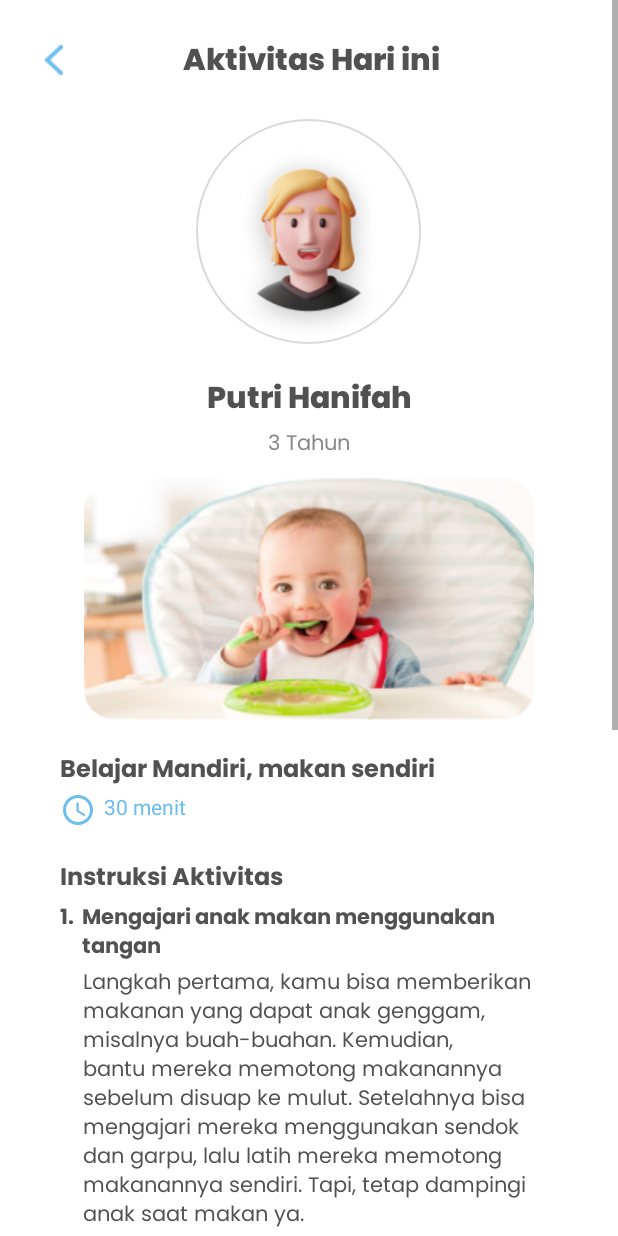
After one commit to haezelnut/aloparent, an Android app: the layout aktivitas_hari_ini.xml on its own in the app's theme, with its tools: preview values and no code run, on a phone screen of 412 x 824 dp. The commit adds this screen. Run offline under Robolectric (Android 15) with nearby library versions, the phone set to English and light mode, and no system bars.

Commit message:
Page Aktivitas Hari Ini

```diff
--- a/app/build.gradle
+++ b/app/build.gradle
@@ -31,6 +31,7 @@ dependencies {
 
     implementation 'androidx.appcompat:appcompat:1.4.1'
     implementation 'com.google.android.material:material:1.6.0'
+    implementation 'de.hdodenhof:circleimageview:3.1.0'
     implementation 'androidx.constraintlayout:constraintlayout:2.1.4'
     testImplementation 'junit:junit:4.13.2'
     androidTestImplementation 'androidx.test.ext:junit:1.1.3'
--- /dev/null
+++ b/app/src/main/res/drawable/btn_rectangle_orange.xml
@@ -0,0 +1,20 @@
+<?xml version="1.0" encoding="utf-8"?>
+<layer-list xmlns:android="http://schemas.android.com/apk/res/android">
+    <item>
+        <shape android:shape="rectangle">
+            <solid android:color="#D2D2D2"/>
+            <corners android:radius="25dp" />
+        </shape>
+    </item>
+
+    <item
+        android:left="1dp"
+        android:right="1dp"
+        android:top="2dp"
+        android:bottom="4dp">
+        <shape android:shape="rectangle">
+            <solid android:color="#FFBE3C"/>
+            <corners android:radius="25dp" />
+        </shape>
+    </item>
+</layer-list>
--- /dev/null
+++ b/app/src/main/res/drawable/ic_time.xml
@@ -0,0 +1,6 @@
+<vector android:height="24dp" android:tint="#6BBDED"
+    android:viewportHeight="24" android:viewportWidth="24"
+    android:width="24dp" xmlns:android="http://schemas.android.com/apk/res/android">
+    <path android:fillColor="@android:color/white" android:pathData="M11.99,2C6.47,2 2,6.48 2,12s4.47,10 9.99,10C17.52,22 22,17.52 22,12S17.52,2 11.99,2zM12,20c-4.42,0 -8,-3.58 -8,-8s3.58,-8 8,-8 8,3.58 8,8 -3.58,8 -8,8z"/>
+    <path android:fillColor="@android:color/white" android:pathData="M12.5,7H11v6l5.25,3.15 0.75,-1.23 -4.5,-2.67z"/>
+</vector>
--- /dev/null
+++ b/app/src/main/res/layout/aktivitas_hari_ini.xml
@@ -0,0 +1,218 @@
+<?xml version="1.0" encoding="utf-8"?>
+<ScrollView xmlns:android="http://schemas.android.com/apk/res/android"
+    android:layout_width="match_parent"
+    xmlns:app="http://schemas.android.com/apk/res-auto"
+    android:background="@color/white"
+    android:layout_height="match_parent">
+
+    <LinearLayout
+        android:layout_width="match_parent"
+        android:layout_height="wrap_content"
+        android:orientation="vertical">
+
+
+        <LinearLayout
+            android:layout_width="match_parent"
+            android:layout_height="wrap_content"
+            android:orientation="horizontal">
+
+            <ImageView
+                android:layout_width="wrap_content"
+                android:layout_height="wrap_content"
+                android:layout_marginStart="30dp"
+                android:layout_marginTop="30dp"
+                android:background="@drawable/back_btn"/>
+
+            <TextView
+                android:layout_width="match_parent"
+                android:layout_height="wrap_content"
+                android:fontFamily="@font/poppins_extrabold"
+                android:text="Aktivitas Hari ini"
+                android:textColor="@color/textcolor_black"
+                android:layout_marginStart="80dp"
+                android:layout_marginTop="24dp"
+                android:textSize="20dp"/>
+        </LinearLayout>
+
+        <de.hdodenhof.circleimageview.CircleImageView
+            android:layout_width="150dp"
+            android:layout_height="150dp"
+            android:src="@drawable/profile_pic"
+            app:civ_border_width="1dp"
+            android:layout_gravity="center_horizontal"
+            android:layout_marginTop="20dp"
+            app:civ_border_color="#D9D9D9"/>
+
+        <TextView
+            android:layout_width="match_parent"
+            android:layout_height="wrap_content"
+            android:fontFamily="@font/poppins_extrabold"
+            android:text="Putri Hanifah"
+            android:textAlignment="center"
+            android:textColor="@color/textcolor_black"
+            android:layout_marginTop="20dp"
+            android:textSize="20dp"/>
+
+        <TextView
+            android:layout_width="match_parent"
+            android:layout_height="wrap_content"
+            android:text="3 Tahun"
+            android:textColor="@color/textcolor_grey"
+            android:fontFamily="@font/poppins_regular"
+            android:textAlignment="center"/>
+
+        <ImageView
+            android:layout_width="wrap_content"
+            android:layout_height="wrap_content"
+            android:src="@drawable/heading_image"
+            android:elevation="2dp"
+            android:layout_gravity="center_horizontal"
+            android:layout_marginTop="10dp"/>
+
+        <TextView
+            android:layout_width="match_parent"
+            android:layout_height="wrap_content"
+            android:text="Belajar Mandiri, makan sendiri"
+            android:fontFamily="@font/poppins_bold"
+            android:textColor="@color/textcolor_black"
+            android:textSize="16sp"
+            android:layout_marginHorizontal="40dp"
+            android:layout_marginTop="20dp"/>
+
+        <TextView
+            android:layout_width="wrap_content"
+            android:layout_height="wrap_content"
+            android:drawableStart="@drawable/ic_time"
+            android:text="30 menit"
+            android:drawablePadding="5dp"
+            android:textColor="#6BBDED"
+            android:layout_marginHorizontal="40dp"/>
+
+        <TextView
+            android:layout_width="match_parent"
+            android:layout_height="wrap_content"
+            android:text="Instruksi Aktivitas"
+            android:fontFamily="@font/poppins_bold"
+            android:textColor="@color/textcolor_black"
+            android:textSize="16sp"
+            android:layout_marginHorizontal="40dp"
+            android:layout_marginTop="20dp"/>
+
+        <LinearLayout
+            android:layout_width="match_parent"
+            android:layout_height="wrap_content"
+            android:orientation="horizontal">
+
+
+            <TextView
+                android:layout_width="wrap_content"
+                android:layout_height="wrap_content"
+                android:text="1."
+                android:fontFamily="@font/poppins_bold"
+                android:textColor="@color/textcolor_black"
+                android:textSize="14dp"
+                android:layout_marginRight="5dp"
+                android:layout_marginLeft="40dp"/>
+            <TextView
+                android:layout_width="wrap_content"
+                android:layout_height="wrap_content"
+                android:text="Mengajari anak makan menggunakan tangan"
+                android:fontFamily="@font/poppins_bold"
+                android:textColor="@color/textcolor_black"
+                android:layout_marginRight="40dp"
+                android:textSize="14dp"/>
+        </LinearLayout>
+        <TextView
+            android:layout_width="match_parent"
+            android:layout_height="wrap_content"
+            android:fontFamily="@font/poppins_regular"
+            android:textColor="@color/textcolor_black"
+            android:layout_marginBottom="20dp"
+            android:text="Langkah pertama, kamu bisa memberikan makanan yang dapat anak genggam, misalnya buah-buahan. Kemudian, bantu mereka memotong makanannya sebelum disuap ke mulut. Setelahnya bisa mengajari mereka menggunakan sendok dan garpu, lalu latih mereka memotong makanannya sendiri. Tapi, tetap dampingi anak saat makan ya."
+            android:layout_marginHorizontal="55dp"/>
+
+
+        <LinearLayout
+            android:layout_width="match_parent"
+            android:layout_height="wrap_content"
+            android:orientation="horizontal">
+
+
+            <TextView
+                android:layout_width="wrap_content"
+                android:layout_height="wrap_content"
+                android:text="1."
+                android:fontFamily="@font/poppins_bold"
+                android:textColor="@color/textcolor_black"
+                android:textSize="14dp"
+                android:layout_marginRight="5dp"
+                android:layout_marginLeft="40dp"/>
+            <TextView
+                android:layout_width="wrap_content"
+                android:layout_height="wrap_content"
+                android:text="Mengajari anak makan menggunakan tangan"
+                android:fontFamily="@font/poppins_bold"
+                android:textColor="@color/textcolor_black"
+                android:layout_marginRight="40dp"
+                android:textSize="14dp"/>
+        </LinearLayout>
+        <TextView
+            android:layout_width="match_parent"
+            android:layout_height="wrap_content"
+            android:fontFamily="@font/poppins_regular"
+            android:textColor="@color/textcolor_black"
+            android:layout_marginBottom="20dp"
+            android:text="Langkah pertama, kamu bisa memberikan makanan yang dapat anak genggam, misalnya buah-buahan. Kemudian, bantu mereka memotong makanannya sebelum disuap ke mulut. Setelahnya bisa mengajari mereka menggunakan sendok dan garpu, lalu latih mereka memotong makanannya sendiri. Tapi, tetap dampingi anak saat makan ya."
+            android:layout_marginHorizontal="55dp"/>
+
+
+        <LinearLayout
+            android:layout_width="match_parent"
+            android:layout_height="wrap_content"
+            android:orientation="horizontal">
+
+
+            <TextView
+                android:layout_width="wrap_content"
+                android:layout_height="wrap_content"
+                android:text="1."
+                android:fontFamily="@font/poppins_bold"
+                android:textColor="@color/textcolor_black"
+                android:textSize="14dp"
+                android:layout_marginRight="5dp"
+                android:layout_marginLeft="40dp"/>
+            <TextView
+                android:layout_width="wrap_content"
+                android:layout_height="wrap_content"
+                android:text="Mengajari anak makan menggunakan tangan"
+                android:fontFamily="@font/poppins_bold"
+                android:textColor="@color/textcolor_black"
+                android:layout_marginRight="40dp"
+                android:textSize="14dp"/>
+        </LinearLayout>
+        <TextView
+            android:layout_width="match_parent"
+            android:layout_height="wrap_content"
+            android:fontFamily="@font/poppins_regular"
+            android:textColor="@color/textcolor_black"
+            android:layout_marginBottom="20dp"
+            android:text="Langkah pertama, kamu bisa memberikan makanan yang dapat anak genggam, misalnya buah-buahan. Kemudian, bantu mereka memotong makanannya sebelum disuap ke mulut. Setelahnya bisa mengajari mereka menggunakan sendok dan garpu, lalu latih mereka memotong makanannya sendiri. Tapi, tetap dampingi anak saat makan ya."
+            android:layout_marginHorizontal="55dp"/>
+
+        <androidx.appcompat.widget.AppCompatButton
+            android:layout_width="match_parent"
+            android:layout_height="wrap_content"
+            android:background="@drawable/btn_rectangle_orange"
+            android:text="Selesai"
+            android:textColor="@color/white"
+            android:fontFamily="@font/poppins_extrabold"
+            android:textAllCaps="false"
+            android:layout_marginTop="20dp"
+            android:textSize="16dp"
+            android:layout_marginHorizontal="30dp"/>
+
+
+
+    </LinearLayout>
+
+</ScrollView>
--- a/app/src/main/res/values/colors.xml
+++ b/app/src/main/res/values/colors.xml
@@ -9,4 +9,5 @@
     <color name="white">#FFFFFFFF</color>
 
     <color name="textcolor_black">#515151</color>
+    <color name="textcolor_grey">#888888</color>
 </resources>
```
Also changed, not shown: app/src/main/res/drawable/heading_image.png (added), app/src/main/res/drawable/profile_pic.png (added).
